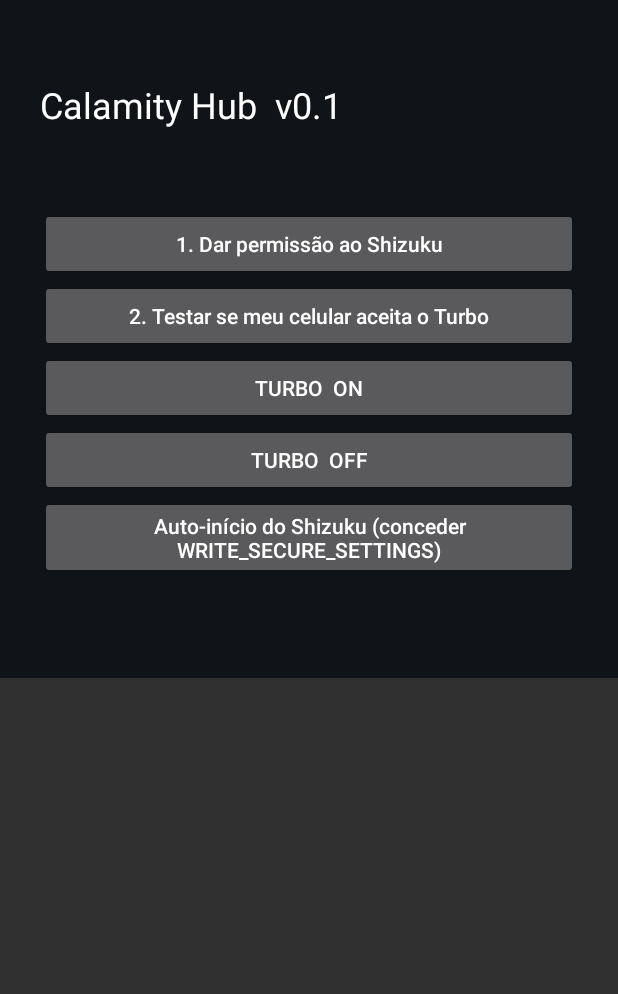
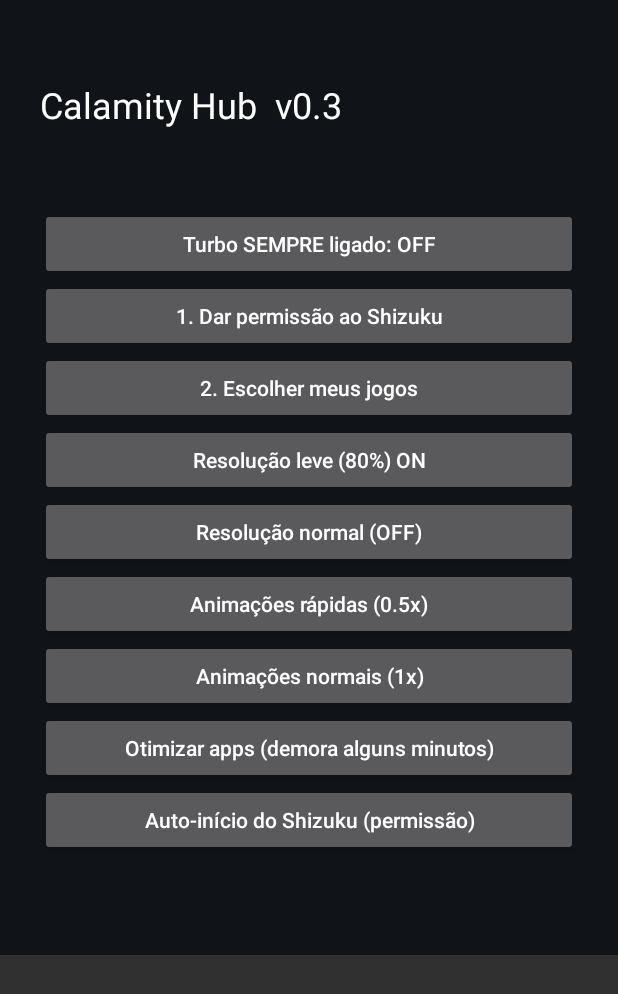
Before and after one commit to d63141644-svg/CalamityHub, an Android app: the screen it shows after launch (MainActivity), on a phone screen of 412 x 824 dp. Shown: the top 994 px of the screen. Run offline under Robolectric (Android 15) with nearby library versions, the phone set to English and light mode, and no system bars; libraries missing offline, so code that uses them is left out: rikka.shizuku; 6 statements that could not run were skipped.

Commit message:
Update MainActivity.kt

```diff
--- a/app/src/main/java/com/calamity/hub/MainActivity.kt
+++ b/app/src/main/java/com/calamity/hub/MainActivity.kt
@@ -1,8 +1,11 @@
 package com.calamity.hub
 
 import android.app.Activity
+import android.app.AlertDialog
+import android.content.Intent
 import android.content.pm.PackageManager
 import android.graphics.Color
+import android.os.Build
 import android.os.Bundle
 import android.widget.Button
 import android.widget.LinearLayout
@@ -30,21 +33,29 @@ object Sh {
 class MainActivity : Activity() {
     private lateinit var status: TextView
     private lateinit var log: TextView
+    private lateinit var alwaysBtn: Button
+    private lateinit var root: LinearLayout
 
     private val permListener =
         Shizuku.OnRequestPermissionResultListener { _, _ -> runOnUiThread { refresh() } }
     private val binderListener = Shizuku.OnBinderReceivedListener { runOnUiThread { refresh() } }
     private val deadListener = Shizuku.OnBinderDeadListener { runOnUiThread { refresh() } }
 
+    private fun prefs() = getSharedPreferences("hub", MODE_PRIVATE)
+
     override fun onCreate(savedInstanceState: Bundle?) {
         super.onCreate(savedInstanceState)
-        val root = LinearLayout(this).apply {
+        if (Build.VERSION.SDK_INT >= 33 &&
+            checkSelfPermission("android.permission.POST_NOTIFICATIONS") != PackageManager.PERMISSION_GRANTED
+        ) requestPermissions(arrayOf("android.permission.POST_NOTIFICATIONS"), 1)
+
+        root = LinearLayout(this).apply {
             orientation = LinearLayout.VERTICAL
             setPadding(40, 80, 40, 40)
             setBackgroundColor(Color.parseColor("#101418"))
         }
         root.addView(TextView(this).apply {
-            text = "Calamity Hub  v0.1"
+            text = "Calamity Hub  v0.3"
             textSize = 24f
             setTextColor(Color.WHITE)
         })
@@ -55,23 +66,31 @@ class MainActivity : Activity() {
         }
         root.addView(status)
 
+        alwaysBtn = btn("") {
+            val on = !prefs().getBoolean("always", false)
+            prefs().edit().putBoolean("always", on).apply()
+            val i = Intent(this, TurboService::class.java)
+            if (on) startForegroundService(i) else stopService(i)
+            updateAlwaysText()
+        }
+        root.addView(alwaysBtn)
         root.addView(btn("1. Dar permissão ao Shizuku") {
             if (Shizuku.pingBinder() && Shizuku.checkSelfPermission() != PackageManager.PERMISSION_GRANTED)
                 Shizuku.requestPermission(100)
             else refresh()
         })
-        root.addView(btn("2. Testar se meu celular aceita o Turbo") {
-            exec("cmd power help | grep -i fixed-performance || echo 'NÃO ENCONTRADO: este celular não tem o comando'")
-        })
-        root.addView(btn("TURBO  ON") {
-            exec("cmd power set-fixed-performance-mode-enabled true && echo 'Turbo ligado'")
-        })
-        root.addView(btn("TURBO  OFF") {
-            exec("cmd power set-fixed-performance-mode-enabled false && echo 'Turbo desligado'")
-        })
-        root.addView(btn("Auto-início do Shizuku (conceder WRITE_SECURE_SETTINGS)") {
-            exec("pm grant moe.shizuku.privileged.api android.permission.WRITE_SECURE_SETTINGS && echo 'Permissão concedida ao Shizuku'")
-        })
+        root.addView(btn("2. Escolher meus jogos") { pickGames() })
+        root.addView(sh("Resolução leve (80%) ON",
+            "d=\$(wm density | grep -o '[0-9]*' | head -1); wm size 576x1290; wm density \$((d*80/100)); echo 'Resolução leve ligada'"))
+        root.addView(sh("Resolução normal (OFF)", "wm size reset; wm density reset; echo 'Resolução normal'"))
+        root.addView(sh("Animações rápidas (0.5x)",
+            "settings put global window_animation_scale 0.5; settings put global transition_animation_scale 0.5; settings put global animator_duration_scale 0.5; echo 'Animações 0.5x'"))
+        root.addView(sh("Animações normais (1x)",
+            "settings put global window_animation_scale 1; settings put global transition_animation_scale 1; settings put global animator_duration_scale 1; echo 'Animações 1x'"))
+        root.addView(sh("Otimizar apps (demora alguns minutos)",
+            "cmd package compile -m speed-profile -a"))
+        root.addView(sh("Auto-início do Shizuku (permissão)",
+            "pm grant moe.shizuku.privileged.api android.permission.WRITE_SECURE_SETTINGS && echo 'Permissão concedida'"))
 
         log = TextView(this).apply {
             textSize = 13f
@@ -84,6 +103,11 @@ class MainActivity : Activity() {
         Shizuku.addRequestPermissionResultListener(permListener)
         Shizuku.addBinderReceivedListenerSticky(binderListener)
         Shizuku.addBinderDeadListener(deadListener)
+
+        updateAlwaysText()
+        if (prefs().getBoolean("always", false)) {
+            startForegroundService(Intent(this, TurboService::class.java))
+        }
         refresh()
     }
 
@@ -98,6 +122,32 @@ class MainActivity : Activity() {
         text = label
         isAllCaps = false
         setOnClickListener { onClick() }
+    }
+
+    private fun sh(label: String, cmd: String) = btn(label) { exec(cmd) }
+
+    private fun updateAlwaysText() {
+        alwaysBtn.text = "Turbo SEMPRE ligado: " + if (prefs().getBoolean("always", false)) "ON ✔" else "OFF"
+    }
+
+    private fun pickGames() {
+        val pm = packageManager
+        val i = Intent(Intent.ACTION_MAIN).addCategory(Intent.CATEGORY_LAUNCHER)
+        val apps = pm.queryIntentActivities(i, 0)
+            .map { it.activityInfo.packageName to it.loadLabel(pm).toString() }
+            .distinct()
+            .sortedBy { it.second.lowercase() }
+        val saved = (prefs().getStringSet("games", emptySet()) ?: emptySet()).toMutableSet()
+        val checked = BooleanArray(apps.size) { apps[it].first in saved }
+        AlertDialog.Builder(this)
+            .setTitle("Quais são seus jogos?")
+            .setMultiChoiceItems(apps.map { it.second }.toTypedArray(), checked) { _, w, c ->
+                if (c) saved.add(apps[w].first) else saved.remove(apps[w].first)
+            }
+            .setPositiveButton("Salvar") { _, _ ->
+                prefs().edit().putStringSet("games", saved).apply()
+            }
+            .show()
     }
 
     private fun refresh() {
@@ -117,7 +167,7 @@ class MainActivity : Activity() {
         }
         log.text = "Executando..."
         thread {
-            val r = try { Sh.run(cmd) } catch (e: Throwable) { -1 to "Erro: ${e}" }
+            val r = try { Sh.run(cmd) } catch (e: Throwable) { -1 to "Erro: $e" }
             runOnUiThread { log.text = "código ${r.first}\n${r.second}" }
         }
     }
```
